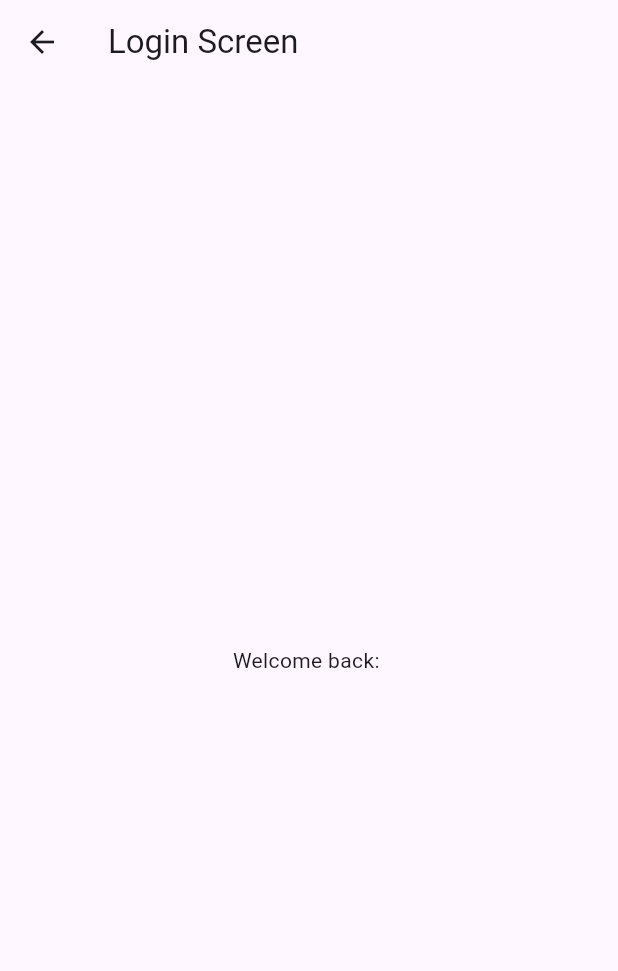
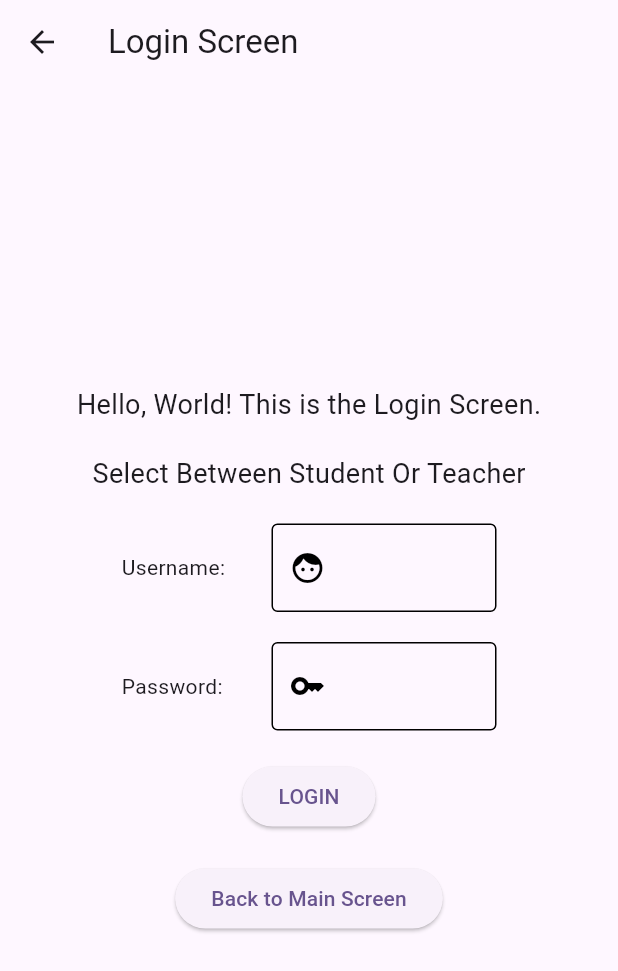
Before and after one commit to ZhongTheKong/read_right_project, a Flutter app: the screen it shows after launch, after a tap on "Login", on a phone screen of 412 x 824 dp. Shown: the top 971 px of the screen. Run offline on Flutter 3.47's test engine with Material 3 defaults, Android fonts, the light colour scheme and no system bars; our stand-ins replace just_audio, shared_preferences; missing offline and left inert: dart:ffi, record.

Commit message:
More work on login persistence testing

```diff
--- a/lib/screens/login_screen.dart
+++ b/lib/screens/login_screen.dart
@@ -1,3 +1,5 @@
+import 'dart:ffi';
+
 import 'package:flutter/material.dart';
 import 'package:read_right_project/data/login_data.dart';
 import 'package:read_right_project/models/labeled_login_text_field.dart';
@@ -19,6 +21,16 @@ class _LoginScreenState extends State<LoginScreen> {
     return lastUser ?? "";
   }
 
+  void clearLastLoggedInUsername() async {
+    final prefs = await SharedPreferences.getInstance();
+    prefs.remove("lastUser");
+  }
+
+  void setLastLoggedInUsername(String newLoggedInUser) async {
+    final prefs = await SharedPreferences.getInstance();
+    prefs.setString("lastUser", newLoggedInUser);
+  }
+
   @override
   Widget build(BuildContext context) {
 
@@ -34,11 +46,22 @@ class _LoginScreenState extends State<LoginScreen> {
           return Text('Error: ${snapshot.error}');
         } else {
           final String lastLoggedInUsername = snapshot.data ?? '';
-          if (lastLoggedInUsername == '') {
+          if (lastLoggedInUsername != '') {
             return Scaffold(
               appBar: AppBar(title: const Text('Login Screen')),
               body: Center(
-                child: Text("Welcome back: $lastLoggedInUsername"),
+                child: Column(
+                  children: [
+                    Text("Welcome back: $lastLoggedInUsername"),
+                    SizedBox(height: 20.0,),
+                    ElevatedButton(
+                      onPressed: () {
+                        clearLastLoggedInUsername();
+                      },
+                      child: const Text('CLEAR LAST LOGIN DATA'),
+                    ),
+                  ],
+                ),
               )
             );
           }
@@ -84,6 +107,7 @@ class _LoginScreenState extends State<LoginScreen> {
                         if (LoginData.isValidLoginData(usernameTextEditingController.text, passwordTextEditingController.text) == true)
                         {
                           print("successful login");
+                          setLastLoggedInUsername(usernameTextEditingController.text);
                         }
                         else
                         {
@@ -98,6 +122,7 @@ class _LoginScreenState extends State<LoginScreen> {
                       onPressed: () {
                         // Navigate back to main screen and clear previous routes
                         Navigator.pushNamedAndRemoveUntil(context, '/', (route) => false);
+
                       },
                       child: const Text('Back to Main Screen'),
                     ),
```
